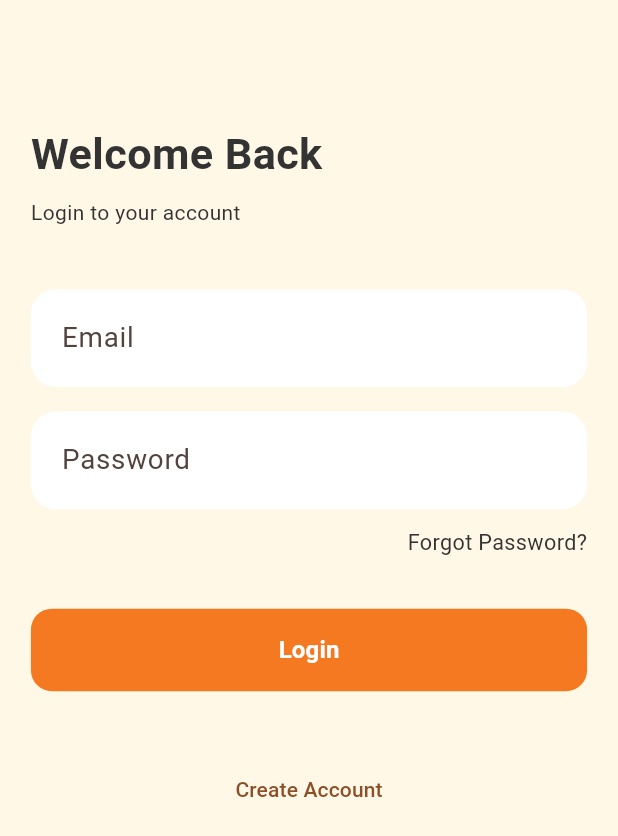
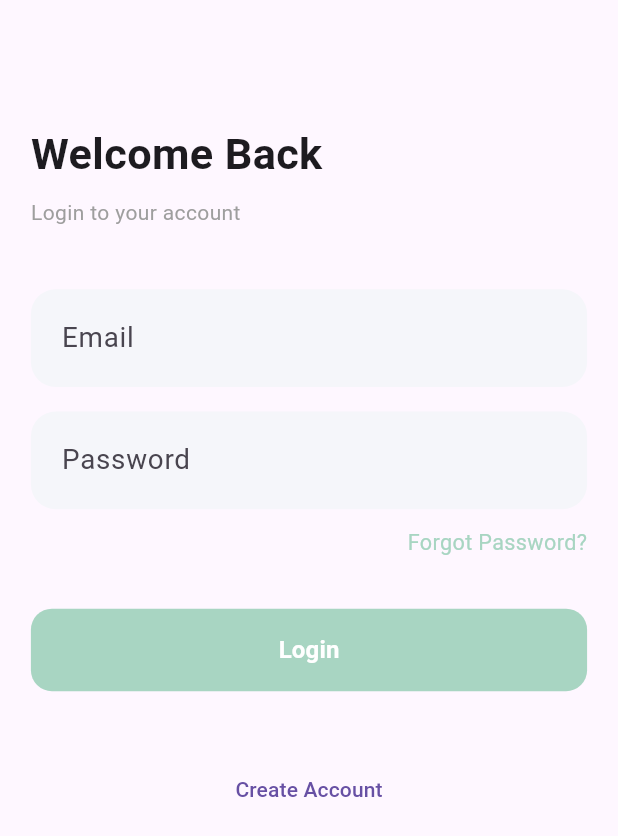
Before and after one commit to oreokoki0934-glitch/Hustlr-frontend, a Flutter app: the LoginScreen screen opened directly, on a phone screen of 412 x 824 dp. Shown: the top 836 px of the screen. Run offline on Flutter 3.47's test engine with Material 3 defaults, Android fonts, the phone set to English and light mode, and no system bars.

Commit message:
new changes

```diff
--- a/lib/app.dart
+++ b/lib/app.dart
@@ -1,44 +1,15 @@
 import 'package:flutter/material.dart';
+import 'routes/app_routes.dart';
 
-import '../features/splash/splash_screen.dart';
-import '../features/onboarding/role_selection_screen.dart';
-import '../features/onboarding/intro_screen.dart';
-import '../features/onboarding/skills_screen.dart';
-import '../features/onboarding/location_screen.dart';
-import '../features/onboarding/search_location_screen.dart';
-import '../features/onboarding/pay_range_screen.dart';
-import '../features/onboarding/travel_screen.dart';
-import '../features/onboarding/work_days_screen.dart';
-import '../features/onboarding/gender_screen.dart';
-import '../features/onboarding/final_welcome_screen.dart';
-import '../features/auth/login_screen.dart';
+class MyApp extends StatelessWidget {
+  const MyApp({super.key});
 
-class AppRoutes {
-  static const splash = '/';
-  static const role = '/role';
-  static const login = '/login';
-  static const intro = '/intro';
-  static const skills = '/skills';
-  static const location = '/location';
-  static const searchLocation = '/search-location';
-  static const pay = '/pay';
-  static const travel = '/travel';
-  static const days = '/days';
-  static const gender = '/gender';
-  static const done = '/done';
-
-  static Map<String, WidgetBuilder> routes = {
-    splash: (_) => const SplashScreen(),
-    role: (_) => const RoleSelectionScreen(),
-    login: (_) => const LoginScreen(),
-    intro: (_) => const IntroScreen(),
-    skills: (_) => const SkillsScreen(),
-    location: (_) => const LocationScreen(),
-    searchLocation: (_) => const SearchLocationScreen(),
-    pay: (_) => const PayRangeScreen(),
-    travel: (_) => const TravelScreen(),
-    days: (_) => const WorkDaysScreen(),
-    gender: (_) => const GenderScreen(),
-    done: (_) => const FinalWelcomeScreen(),
-  };
+  @override
+  Widget build(BuildContext context) {
+    return MaterialApp(
+      debugShowCheckedModeBanner: false,
+      initialRoute: AppRoutes.splash,
+      routes: AppRoutes.routes,
+    );
+  }
 }
--- a/lib/core/constants/colors.dart
+++ b/lib/core/constants/colors.dart
@@ -1,17 +1,9 @@
 import 'package:flutter/material.dart';
 
-class FinalWelcomeScreen extends StatelessWidget {
-  const FinalWelcomeScreen({super.key});
-
-  @override
-  Widget build(BuildContext context) {
-    return const Scaffold(
-      body: Center(
-        child: Text(
-          "Welcome to HUSTLR 🎉",
-          style: TextStyle(fontSize: 24),
-        ),
-      ),
-    );
-  }
+class AppColors {
+  static const background = Color(0xFFEFEFEF);
+  static const primary = Color(0xFFA8D5C2);
+  static const textPrimary = Color(0xFF5F7F73);
+  static const textSecondary = Colors.grey;
+  static const inputFill = Color(0xFFF5F6FA);
 }
--- a/lib/core/widgets/custom_button.dart
+++ b/lib/core/widgets/custom_button.dart
@@ -27,7 +27,7 @@
         onPressed: onPressed,
         child: Text(
           text,
-          style: const TextStyle(
+          style: TextStyle(
             fontSize: 16,
             color: Colors.white,
             fontWeight: FontWeight.w600,
--- a/lib/core/widgets/section_card.dart
+++ b/lib/core/widgets/section_card.dart
@@ -46,9 +46,9 @@
                     crossAxisAlignment: CrossAxisAlignment.start,
                     children: [
                       Text(title,
-                          style: const TextStyle(fontWeight: FontWeight.w600)),
+                          style: TextStyle(fontWeight: FontWeight.w600)),
                       Text(subtitle,
-                          style: const TextStyle(color: Colors.grey)),
+                          style: TextStyle(color: Colors.grey)),
                     ],
                   ),
                 ),
--- a/lib/features/auth/login_screen.dart
+++ b/lib/features/auth/login_screen.dart
@@ -62,7 +62,7 @@
               CustomButton(
                 text: "Login",
                 onPressed: () {
-                  Navigator.pushReplacementNamed(context, AppRoutes.home);
+                  Navigator.pushReplacementNamed(context, AppRoutes.done);
                 },
               ),
 
@@ -71,7 +71,7 @@
               Center(
                 child: TextButton(
                   onPressed: () {
-                    Navigator.pushNamed(context, AppRoutes.signup);
+                    Navigator.pushNamed(context, AppRoutes.role);
                   },
                   child: const Text("Create Account"),
                 ),
--- a/lib/features/onboarding/pay_range_screen.dart
+++ b/lib/features/onboarding/pay_range_screen.dart
@@ -33,7 +33,7 @@
 
             Text(
               "₦${value.toInt()}",
-              style: const TextStyle(
+              style: TextStyle(
                   fontSize: 28, fontWeight: FontWeight.bold),
             ),
 
```
Also changed, not shown: lib/features/onboarding/intro_screen.dart (+11 -3 lines), lib/features/onboarding/skills_screen.dart (+67 -36 lines), lib/main.dart (+2 -29 lines), assets/images/calendar_icon.png (renamed from assets/calendar_icon.png.png), assets/images/gender_icon.png (renamed from assets/gender_icon.png.png), assets/images/intro_people.png (renamed from assets/intro_people.png.png), assets/images/location_icon.png (renamed from assets/location_icon.png.png), assets/images/logo.png (renamed from assets/logo.png.png), assets/images/pay_icon.png (renamed from assets/pay_icon.png.png), assets/images/skills_beauty.png (renamed from assets/skills_beauty.png.png), assets/images/skills_creative.png (renamed from assets/skills_creative.png.png), assets/images/skills_home.png (renamed from assets/skills_home.png.png), assets/images/travel_icon.png (renamed from assets/travel_icon.png.png), pubspec.lock.
